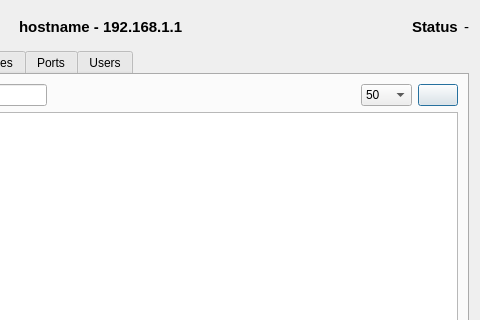
Before: the Qt Designer form ui/opensnitch/res/stats.ui in evilsocket/opensnitch, drawn with Qt 5; both pictures show x 383 to 863 and y 0 to 320 of the 863 by 600 pixel window.
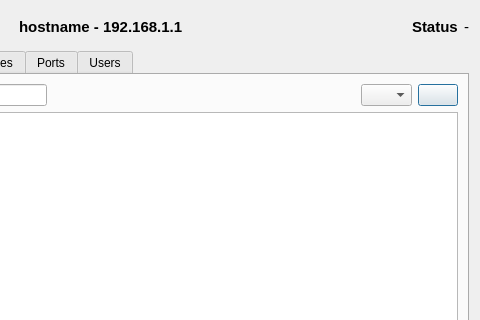
After: the same form once the commit is applied. Icons and pictures are not drawn.

Commit message: UI: fixed events limit on General tab

Diff of the .ui file:
```diff
--- a/ui/opensnitch/res/stats.ui
+++ b/ui/opensnitch/res/stats.ui
@@ -117,6 +117,9 @@
          </item>
          <item>
           <widget class="QComboBox" name="limitCombo">
+           <property name="currentIndex">
+            <number>4</number>
+           </property>
            <item>
             <property name="text">
              <string>50</string>
```
Left out of the diff: 27 changed lines with no effect on the pictures. The commit also changes 1 other file.
